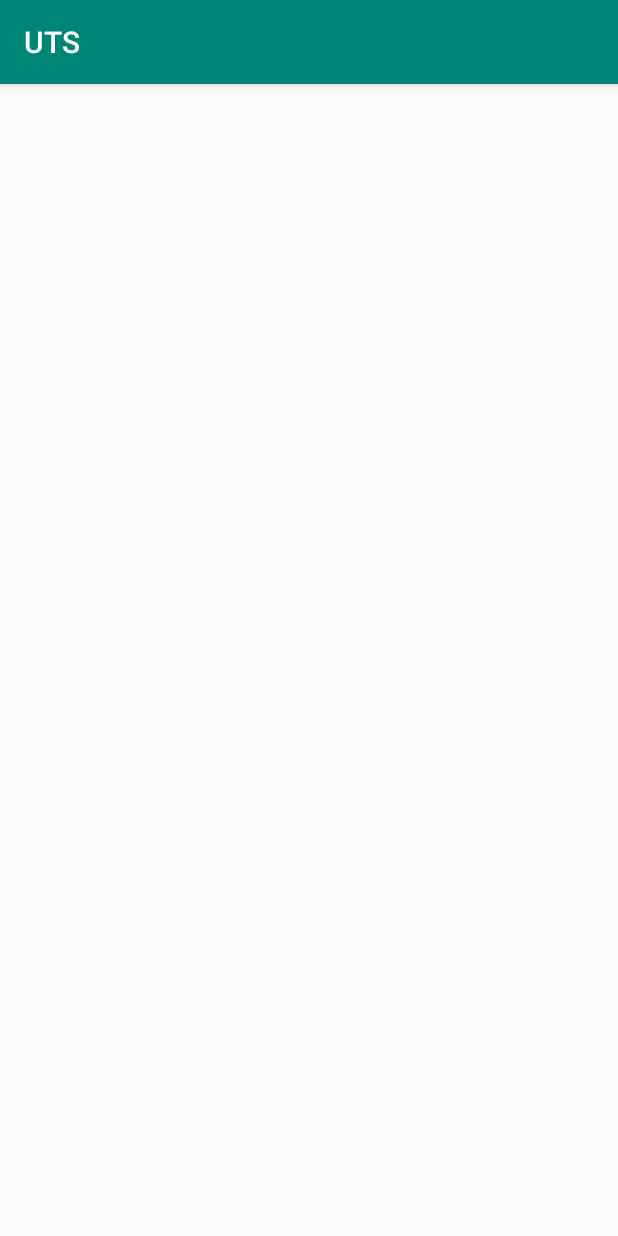
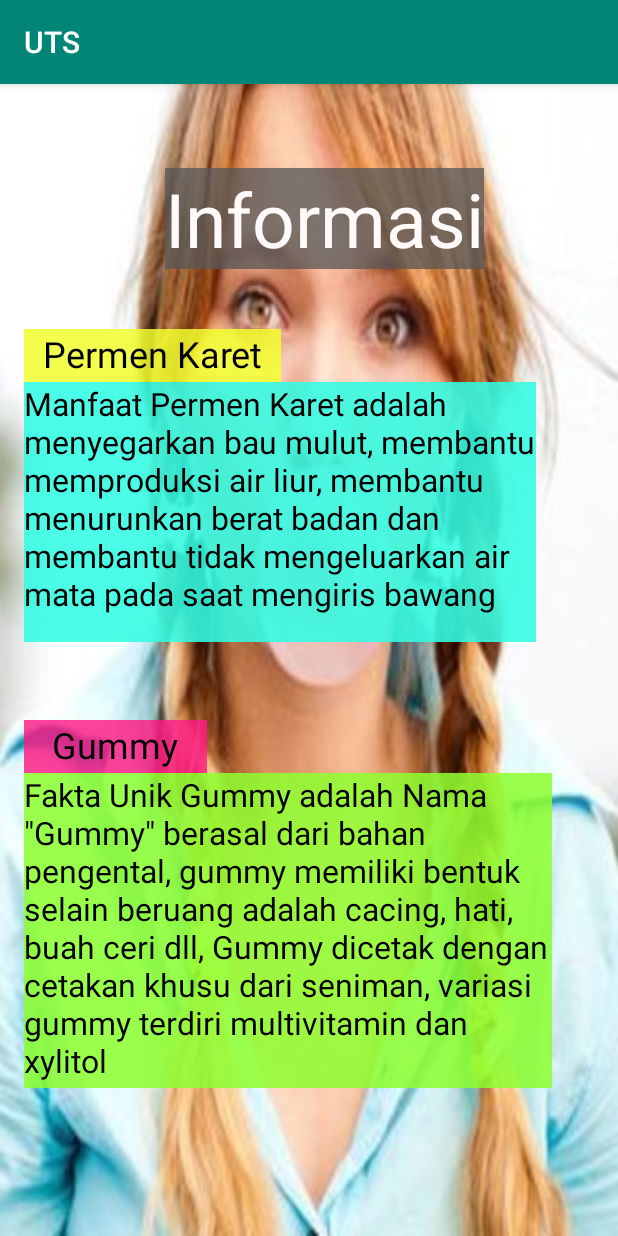
Before and after one commit to CesarDarryl/UTS, an Android app: the InformasiActivity screen opened directly, with no data from a screen before it, on a phone screen of 412 x 824 dp. Run offline under Robolectric (Android 15) with nearby library versions, the phone set to English and light mode, and no system bars.

Commit message:
InformasiActivity has done

```diff
--- a/app/src/main/res/layout/activity_informasi.xml
+++ b/app/src/main/res/layout/activity_informasi.xml
@@ -4,6 +4,76 @@
     xmlns:tools="http://schemas.android.com/tools"
     android:layout_width="match_parent"
     android:layout_height="match_parent"
-    tools:context=".activities.InformasiActivity">
+    tools:context=".activities.InformasiActivity"
+    android:background="@drawable/makanpermenkaret">
 
+    <TextView
+        android:id="@+id/textView17"
+        android:layout_width="wrap_content"
+        android:layout_height="wrap_content"
+        android:layout_marginTop="56dp"
+        android:background="#C4585858"
+        android:text="Informasi"
+        android:textColor="#FFFAFA"
+        android:textSize="50sp"
+        app:layout_constraintEnd_toEndOf="parent"
+        app:layout_constraintHorizontal_bias="0.552"
+        app:layout_constraintStart_toStartOf="parent"
+        app:layout_constraintTop_toTopOf="parent" />
+
+    <TextView
+        android:id="@+id/textView18"
+        android:layout_width="171dp"
+        android:layout_height="35dp"
+        android:layout_marginTop="40dp"
+        android:background="#D8F2FF2D"
+        android:text="Permen Karet"
+        android:textAlignment="center"
+        android:textColor="#000000"
+        android:textSize="24sp"
+        app:layout_constraintEnd_toEndOf="parent"
+        app:layout_constraintHorizontal_bias="0.066"
+        app:layout_constraintStart_toStartOf="parent"
+        app:layout_constraintTop_toBottomOf="@+id/textView17" />
+
+    <TextView
+        android:id="@+id/textView19"
+        android:layout_width="341dp"
+        android:layout_height="173dp"
+        android:background="#E133FCE3"
+        android:text="Manfaat Permen Karet adalah menyegarkan bau mulut, membantu memproduksi air liur, membantu menurunkan berat badan dan membantu tidak mengeluarkan air mata pada saat mengiris bawang"
+        android:textColor="#000000"
+        android:textSize="21sp"
+        app:layout_constraintEnd_toEndOf="parent"
+        app:layout_constraintHorizontal_bias="0.228"
+        app:layout_constraintStart_toStartOf="parent"
+        app:layout_constraintTop_toBottomOf="@+id/textView18" />
+
+    <TextView
+        android:id="@+id/textView20"
+        android:layout_width="122dp"
+        android:layout_height="35dp"
+        android:layout_marginTop="52dp"
+        android:background="#D2FF1B85"
+        android:text="Gummy"
+        android:textAlignment="center"
+        android:textColor="#000000"
+        android:textSize="24sp"
+        app:layout_constraintEnd_toEndOf="parent"
+        app:layout_constraintHorizontal_bias="0.055"
+        app:layout_constraintStart_toStartOf="parent"
+        app:layout_constraintTop_toBottomOf="@+id/textView19" />
+
+    <TextView
+        android:id="@+id/textView21"
+        android:layout_width="352dp"
+        android:layout_height="210dp"
+        android:background="#DA8EFF2F"
+        android:text='Fakta Unik Gummy adalah Nama "Gummy" berasal dari bahan pengental, gummy memiliki bentuk selain beruang adalah cacing, hati, buah ceri dll, Gummy dicetak dengan cetakan khusu dari seniman, variasi gummy terdiri multivitamin dan xylitol'
+        android:textColor="#000000"
+        android:textSize="21sp"
+        app:layout_constraintEnd_toEndOf="parent"
+        app:layout_constraintHorizontal_bias="0.271"
+        app:layout_constraintStart_toStartOf="parent"
+        app:layout_constraintTop_toBottomOf="@+id/textView20" />
 </androidx.constraintlayout.widget.ConstraintLayout>
```
Also changed, not shown: app/src/main/res/drawable/makanpermenkaret.jpg (added).
